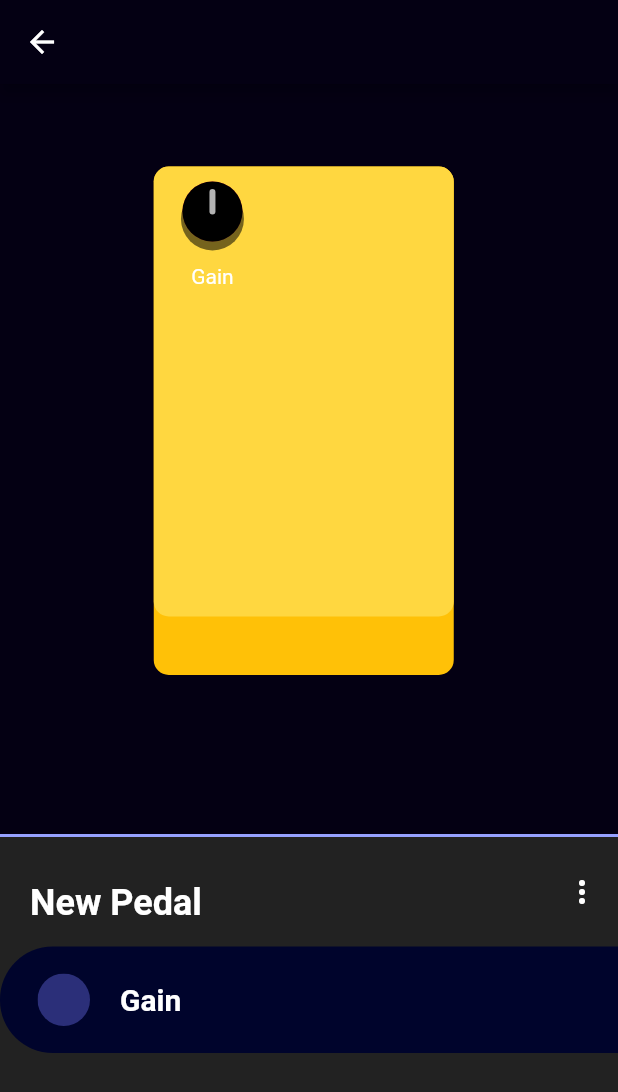
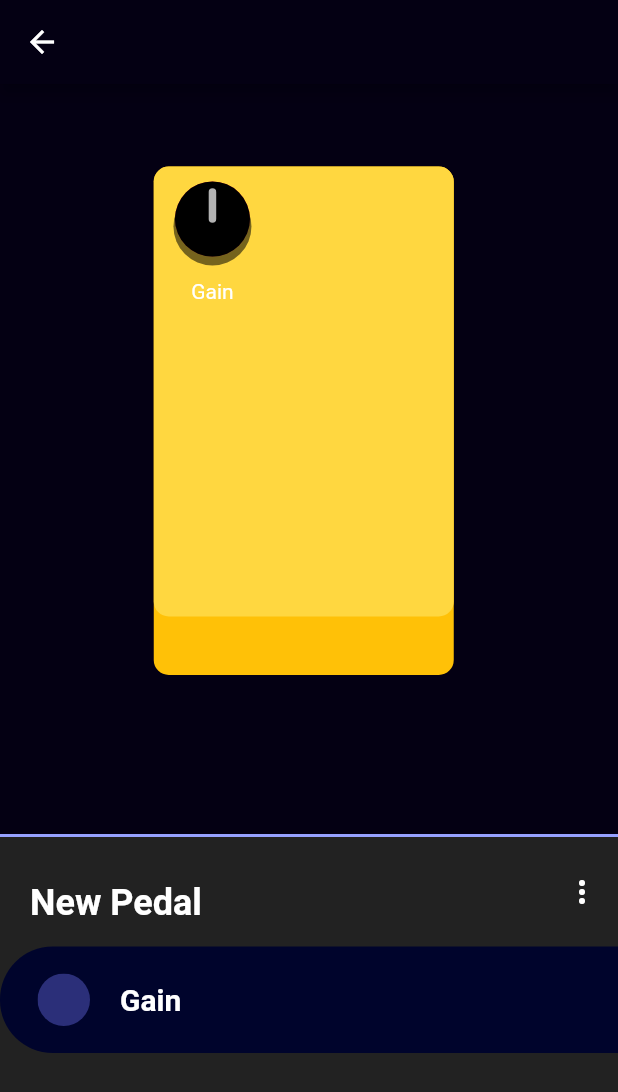
Before and after one commit to ropfoo/pedalbrain, a Flutter app: the screen it shows after launch, after a tap on an icon or button, on a phone screen of 412 x 824 dp. Shown: the top 1092 px of the screen. Run offline on Flutter 3.47's test engine with Material 2 defaults, Android fonts, the phone set to English and light mode, and no system bars; our stand-ins replace cloud_firestore, firebase_core, flutter_svg, rxdart; accounts and stored records are empty.

Commit message:
added knob size slider state update

```diff
--- a/lib/models/knob_data.dart
+++ b/lib/models/knob_data.dart
@@ -17,9 +17,11 @@ class KnobData {
 class KnobOptions {
   final bool isEditable;
   final bool showLabel;
+  final double radius;
 
   KnobOptions({
     this.showLabel = true,
     this.isEditable = false,
+    this.radius = 25,
   });
 }
--- a/lib/models/pedal_data.dart
+++ b/lib/models/pedal_data.dart
@@ -25,7 +25,7 @@ class PedalData {
     for (var knob in knobs) {
       knobsData.add({
         'label': knob.label,
-        'radius': knob.radius,
+        'radius': knob.knobData.options.radius,
         'position': {
           'x': knob.knobData.position?.x,
           'y': knob.knobData.position?.y,
@@ -49,7 +49,6 @@ class PedalData {
     knobs = [
       Knob(
         label: "Gain",
-        radius: 20,
         knobData: KnobData(
           options: KnobOptions(),
         ),
@@ -85,10 +84,9 @@ class PedalData {
         Knob newKnob = Knob(
           knobData: KnobData(
             position: initKnobPosition,
-            options: KnobOptions(),
+            options: KnobOptions(radius: knobRadius.toDouble()),
           ),
           label: knobLabel,
-          radius: knobRadius.toDouble(),
         );
         knobs.add(newKnob);
       }
--- a/lib/modules/knob/knob.dart
+++ b/lib/modules/knob/knob.dart
@@ -17,13 +17,11 @@ class Knob extends StatelessWidget {
     ),
   );
   final String label;
-  final double radius;
   final KnobData knobData;
 
   Knob({
     Key? key,
     required this.label,
-    required this.radius,
     required this.knobData,
   }) : super(key: key);
 
@@ -37,6 +35,21 @@ class Knob extends StatelessWidget {
         action: KnobAction.updatePos,
         payload: KnobPayload(
           newPos: newPosition,
+        ),
+      ),
+    );
+  }
+
+  void setRadius(double newRadius) {
+    _knobBloc.event.sink.add(
+      KnobEventType(
+        action: KnobAction.updateOptions,
+        payload: KnobPayload(
+          newOptions: KnobOptions(
+            isEditable: _knobBloc.state.knobData.options.isEditable,
+            showLabel: _knobBloc.state.knobData.options.showLabel,
+            radius: newRadius,
+          ),
         ),
       ),
     );
@@ -59,7 +72,9 @@ class Knob extends StatelessWidget {
         action: KnobAction.updateOptions,
         payload: KnobPayload(
           newOptions: KnobOptions(
-              isEditable: !_knobBloc.state.knobData.options.isEditable),
+            isEditable: !_knobBloc.state.knobData.options.isEditable,
+            radius: _knobBloc.state.knobData.options.radius,
+          ),
         ),
       ),
     );
@@ -153,7 +168,7 @@ class Knob extends StatelessWidget {
                       if (_knobBloc.state.knobData.options.isEditable) {
                         _knobBloc.handlePan(
                           dragUpdateDetails,
-                          radius,
+                          _knobBloc.state.knobData.options.radius,
                         );
                         shouldRepaint =
                             dragUpdateDetails.delta.distance != distance;
@@ -165,13 +180,15 @@ class Knob extends StatelessWidget {
                     },
                     child: Center(
                       child: Container(
-                        width: radius * 2,
-                        height: radius * 2,
+                        width: _knobBloc.state.knobData.options.radius * 2,
+                        height: _knobBloc.state.knobData.options.radius * 2,
                         decoration: const BoxDecoration(
                           shape: BoxShape.circle,
                           color: Colors.red,
                         ),
-                        constraints: BoxConstraints(maxWidth: radius * 2),
+                        constraints: BoxConstraints(
+                            maxWidth:
+                                _knobBloc.state.knobData.options.radius * 2),
                         child: Center(
                           child: Stack(
                             alignment: Alignment.center,
@@ -180,7 +197,9 @@ class Knob extends StatelessWidget {
                                 child: RepaintBoundary(
                                   child: CustomPaint(
                                     painter: CirclePainter(
-                                        radius: radius + .5,
+                                        radius: _knobBloc
+                                                .state.knobData.options.radius +
+                                            .5,
                                         offset: const Offset(0, 5),
                                         color: Colors.black54),
                                   ),
@@ -193,7 +212,8 @@ class Knob extends StatelessWidget {
                                       isEditable: shouldRepaint,
                                       rotation:
                                           _knobBloc.state.knobData.rotation,
-                                      radius: radius,
+                                      radius: _knobBloc
+                                          .state.knobData.options.radius,
                                     ),
                                   ),
                                 ),
--- a/lib/modules/pedal_ui/bloc/pedal_ui_bloc.dart
+++ b/lib/modules/pedal_ui/bloc/pedal_ui_bloc.dart
@@ -84,7 +84,6 @@ class PedalUIBloc {
       ...state.pedalData!.knobs,
       Knob(
         label: "test",
-        radius: 25,
         knobData: KnobData(
           options: KnobOptions(),
         ),
--- a/lib/modules/pedal_ui/knob_selection_menu.dart
+++ b/lib/modules/pedal_ui/knob_selection_menu.dart
@@ -75,12 +75,15 @@ class _KnobSelectionMenuState extends State<KnobSelectionMenu>
                     ),
                   ),
                   Slider(
-                    value: widget.selection!.radius,
+                    value: widget.selection!.knobData.options.radius,
                     min: 10,
                     max: 30,
                     divisions: 4,
-                    label: widget.selection!.radius.round().toString(),
+                    label: widget.selection!.knobData.options.radius
+                        .round()
+                        .toString(),
                     onChanged: (double value) {
+                      widget.selection!.setRadius(value);
                       setState(() {
                         // _currentSliderValue = value;
                         // lel = true;
```
